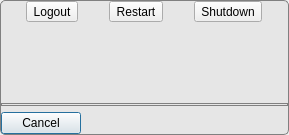
trueos/pcbsd, file lumina/lumina-desktop/SystemWindow.ui: the form before one commit.
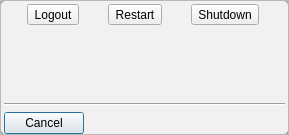
The form after the commit.

Commit message: One final cleanup on the new SystemWindow styling.

Diff of the .ui file:
```diff
--- a/lumina/lumina-desktop/SystemWindow.ui
+++ b/lumina/lumina-desktop/SystemWindow.ui
@@ -14,7 +14,7 @@
    <string>System Options</string>
   </property>
   <property name="styleSheet">
-   <string notr="true">QDialog{border-radius: 5px;}</string>
+   <string notr="true">QDialog{border-radius: 5px; background-color: rgba(240,240,240,200); border: 1px solid grey;}</string>
   </property>
   <layout class="QVBoxLayout" name="verticalLayout">
    <property name="margin">
@@ -22,9 +22,6 @@
    </property>
    <item>
     <widget class="QFrame" name="frame">
-     <property name="styleSheet">
-      <string notr="true">QFrame{background-color: rgba(230,230,230,255); border: 1px solid grey; border-radius: 5px; }</string>
-     </property>
      <property name="frameShape">
       <enum>QFrame::StyledPanel</enum>
      </property>
@@ -32,7 +29,16 @@
       <enum>QFrame::Raised</enum>
      </property>
      <layout class="QVBoxLayout" name="verticalLayout_2">
-      <property name="margin">
+      <property name="leftMargin">
+       <number>3</number>
+      </property>
+      <property name="topMargin">
+       <number>3</number>
+      </property>
+      <property name="rightMargin">
+       <number>3</number>
+      </property>
+      <property name="bottomMargin">
        <number>0</number>
       </property>
       <item>
```
